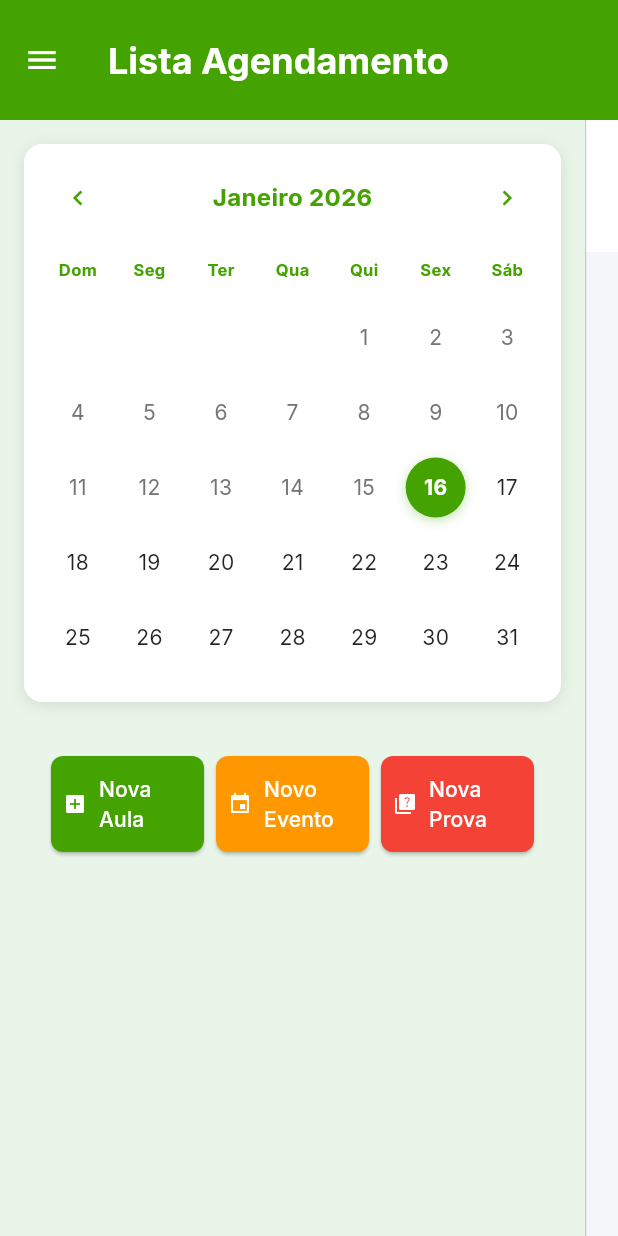
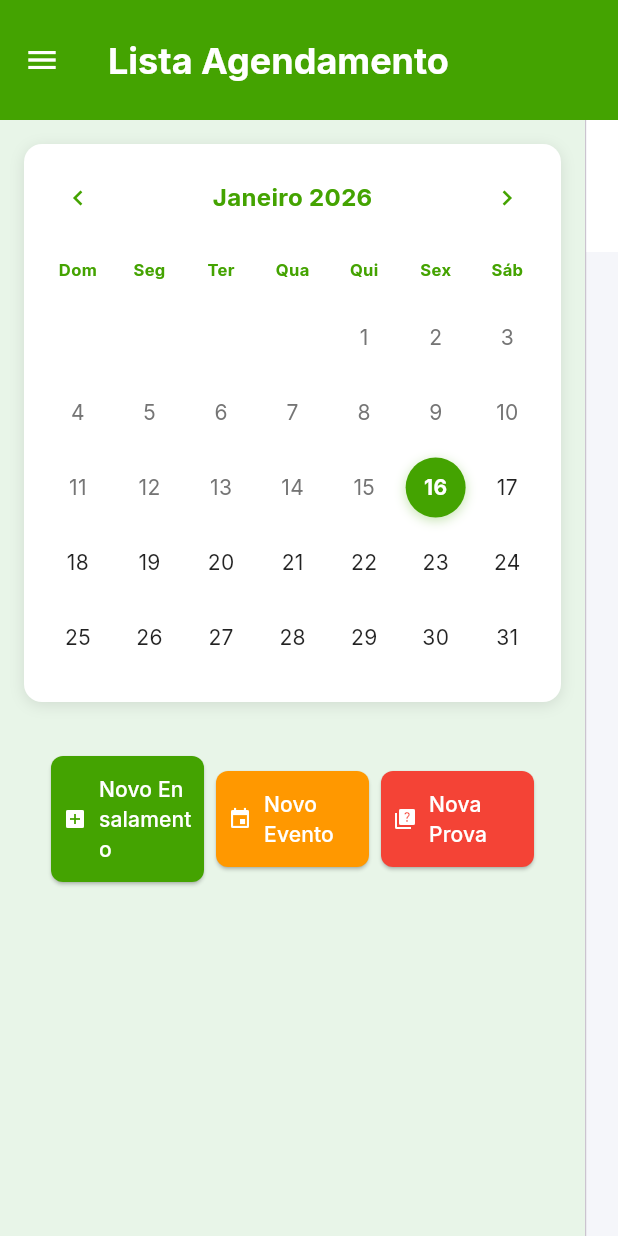
Before and after one commit to hiinin/app_web, a Flutter app: the ListaLocacaoPage screen opened by its route, on a phone screen of 412 x 824 dp. Run offline on Flutter 3.47's test engine with Material 3 defaults, Android fonts, the phone set to English and light mode, and no system bars; our stand-ins replace google_fonts, supabase_flutter; accounts and stored records are empty.

Commit message:
nova-att

```diff
--- a/lib/pages/listalocacao_page.dart
+++ b/lib/pages/listalocacao_page.dart
@@ -1170,7 +1170,7 @@ class _ListaLocacaoPageState extends State<ListaLocacaoPage> {
                               Expanded(
                                 child: ElevatedButton.icon(
                                   icon: const Icon(Icons.add_box, size: 16),
-                                  label: const Text('Nova Aula'),
+                                  label: const Text('Novo Ensalamento'),
                                   style: ElevatedButton.styleFrom(
                                     backgroundColor: const Color(0xFF44A301),
                                     foregroundColor: Colors.white,
```
